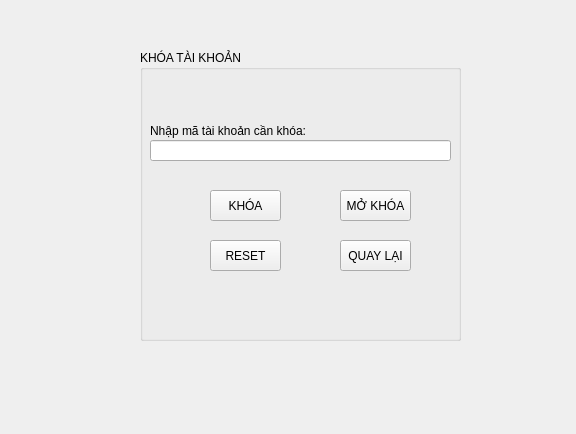
First picture: the form in projectPy/BlockAccount.ui, repository Nhat2510/project-Python, before the edit.
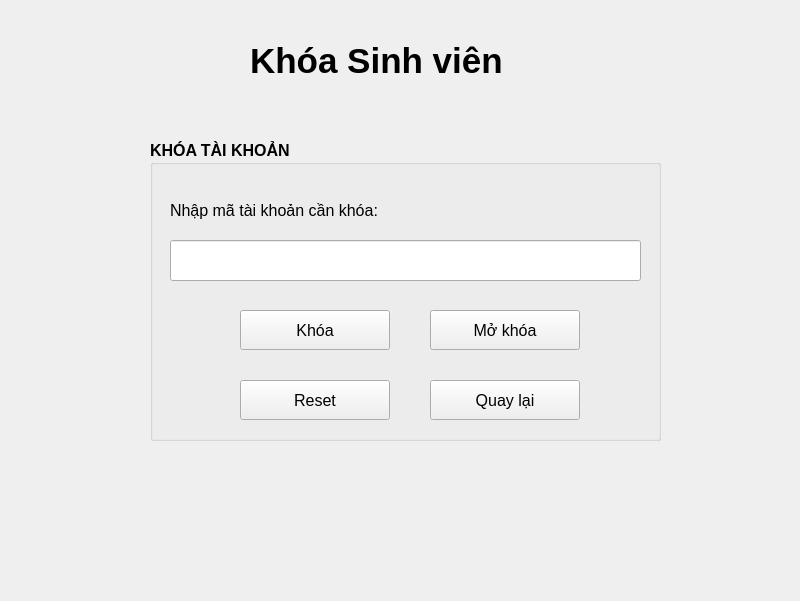
Second picture: the form after the edit.

Patch:
```diff
--- a/projectPy/BlockAccount.ui
+++ b/projectPy/BlockAccount.ui
@@ -9,16 +9,10 @@
    <rect>
     <x>0</x>
     <y>0</y>
-    <width>576</width>
-    <height>434</height>
+    <width>800</width>
+    <height>601</height>
    </rect>
   </property>
-  <property name="maximumSize">
-   <size>
-    <width>16777215</width>
-    <height>461</height>
-   </size>
-  </property>
   <property name="windowTitle">
    <string>MainWindow</string>
   </property>
@@ -26,24 +20,37 @@
    <widget class="QGroupBox" name="groupBox">
     <property name="geometry">
      <rect>
-      <x>140</x>
-      <y>50</y>
-      <width>321</width>
-      <height>291</height>
+      <x>150</x>
+      <y>140</y>
+      <width>511</width>
+      <height>301</height>
      </rect>
     </property>
+    <property name="font">
+     <font>
+      <pointsize>12</pointsize>
+      <weight>75</weight>
+      <bold>true</bold>
+     </font>
+    </property>
     <property name="title">
      <string>KHÓA TÀI KHOẢN</string>
     </property>
     <widget class="QLabel" name="label_3">
      <property name="geometry">
       <rect>
-       <x>10</x>
-       <y>70</y>
-       <width>201</width>
-       <height>21</height>
+       <x>20</x>
+       <y>50</y>
+       <width>271</width>
+       <height>41</height>
       </rect>
      </property>
+     <property name="font">
+      <font>
+       <weight>50</weight>
+       <bold>false</bold>
+      </font>
+     </property>
      <property name="text">
       <string>Nhập mã tài khoản cần khóa:</string>
      </property>
@@ -51,66 +58,116 @@
     <widget class="QLineEdit" name="text_ac">
      <property name="geometry">
       <rect>
-       <x>10</x>
-       <y>90</y>
-       <width>301</width>
-       <height>21</height>
+       <x>20</x>
+       <y>100</y>
+       <width>471</width>
+       <height>41</height>
       </rect>
      </property>
+     <property name="font">
+      <font>
+       <weight>50</weight>
+       <bold>false</bold>
+      </font>
+     </property>
     </widget>
     <widget class="QPushButton" name="bt_block">
      <property name="geometry">
       <rect>
-       <x>70</x>
-       <y>140</y>
-       <width>71</width>
-       <height>31</height>
+       <x>90</x>
+       <y>170</y>
+       <width>150</width>
+       <height>40</height>
       </rect>
      </property>
+     <property name="font">
+      <font>
+       <weight>50</weight>
+       <bold>false</bold>
+      </font>
+     </property>
      <property name="text">
-      <string>KHÓA</string>
+      <string>Khóa</string>
      </property>
     </widget>
     <widget class="QPushButton" name="bt_openblock">
      <property name="geometry">
       <rect>
-       <x>200</x>
-       <y>140</y>
-       <width>71</width>
-       <height>31</height>
+       <x>280</x>
+       <y>170</y>
+       <width>150</width>
+       <height>40</height>
       </rect>
      </property>
+     <property name="font">
+      <font>
+       <weight>50</weight>
+       <bold>false</bold>
+      </font>
+     </property>
      <property name="text">
-      <string>MỞ KHÓA</string>
+      <string>Mở khóa</string>
      </property>
     </widget>
     <widget class="QPushButton" name="btn_back">
      <property name="geometry">
       <rect>
-       <x>200</x>
-       <y>190</y>
-       <width>71</width>
-       <height>31</height>
+       <x>280</x>
+       <y>240</y>
+       <width>150</width>
+       <height>40</height>
       </rect>
      </property>
+     <property name="font">
+      <font>
+       <weight>50</weight>
+       <bold>false</bold>
+      </font>
+     </property>
      <property name="text">
-      <string>QUAY LẠI</string>
+      <string>Quay lại</string>
      </property>
     </widget>
     <widget class="QPushButton" name="btn_reset">
      <property name="geometry">
       <rect>
-       <x>70</x>
-       <y>190</y>
-       <width>71</width>
-       <height>31</height>
+       <x>90</x>
+       <y>240</y>
+       <width>150</width>
+       <height>40</height>
       </rect>
      </property>
+     <property name="font">
+      <font>
+       <weight>50</weight>
+       <bold>false</bold>
+      </font>
+     </property>
      <property name="text">
-      <string>RESET</string>
+      <string>Reset</string>
      </property>
     </widget>
    </widget>
+   <widget class="QLabel" name="label_2">
+    <property name="geometry">
+     <rect>
+      <x>250</x>
+      <y>30</y>
+      <width>361</width>
+      <height>61</height>
+     </rect>
+    </property>
+    <property name="font">
+     <font>
+      <pointsize>26</pointsize>
+      <weight>75</weight>
+      <bold>true</bold>
+     </font>
+    </property>
+    <property name="text">
+     <string>Khóa Sinh viên </string>
+    </property>
+   </widget>
   </widget>
   <widget class="QMenuBar" name="menubar">
    <property name="geometry">
```
Left out of the diff: 2 changed lines with no effect on the pictures.
